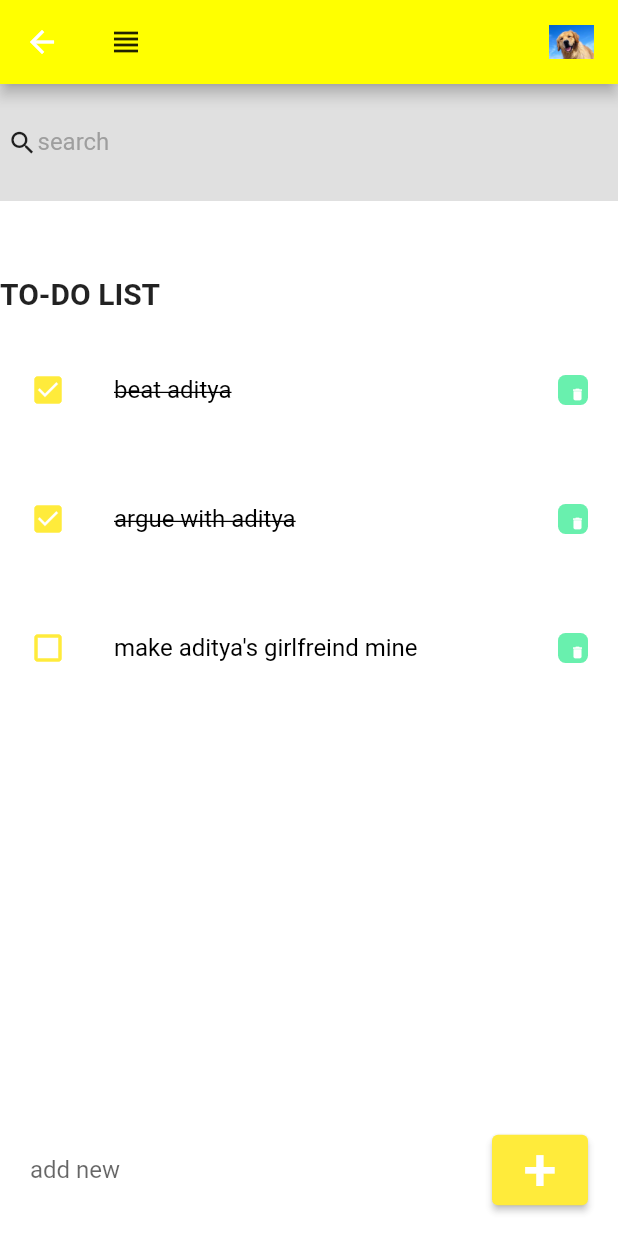
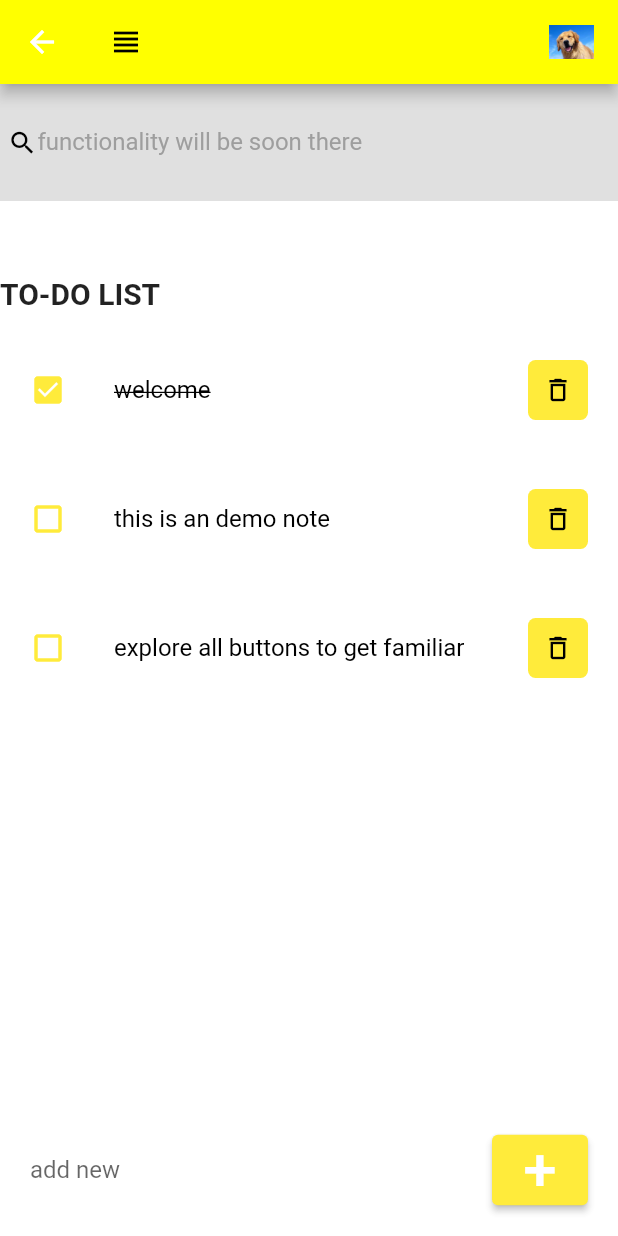
Before and after one commit to omkark12/OIBSIP-ToDo-App, a Flutter app: the screen it shows after launch, after a tap on "login", on a phone screen of 412 x 824 dp. Run offline on Flutter 3.47's test engine with Material 2 defaults, Android fonts, the phone set to English and light mode, and no system bars.

Commit message:
functionalitydone

```diff
--- a/lib/Home.dart
+++ b/lib/Home.dart
@@ -1,5 +1,5 @@
 import 'package:flutter/material.dart';
-import 'package:todoapp/model/Todo.dart';
+
 import 'package:todoapp/model/todo.dart';
 import 'package:todoapp/widgets/todo_item.dart';
 
@@ -12,6 +12,8 @@ class Home extends StatefulWidget {
 
 class _HomeState extends State<Home> {
   final todoslist = Todo.todolist();
+  List<Todo> foundtodo = [];
+  final todocontroller = TextEditingController();
 
   @override
   Widget build(BuildContext context) {
@@ -24,7 +26,7 @@ class _HomeState extends State<Home> {
           children: [
             Icon(
               Icons.view_headline_sharp,
-              color: Colors.black87,
+              color: Colors.black,
             ),
             Container(
               height: 40,
@@ -32,8 +34,7 @@ class _HomeState extends State<Home> {
               child: ClipRect(
                 child: Image.asset("img/dog.jpeg"),
               ),
-              decoration:
-                  BoxDecoration(borderRadius: BorderRadius.circular(20)),
+              decoration: BoxDecoration(borderRadius: BorderRadius.circular(5)),
             ),
           ],
         ),
@@ -51,7 +52,7 @@ class _HomeState extends State<Home> {
                         contentPadding: EdgeInsets.zero,
                         prefixIcon: Icon(
                           Icons.search,
-                          color: Colors.black87,
+                          color: Colors.black,
                           size: 20,
                         ),
                         prefixIconConstraints: BoxConstraints(
@@ -59,7 +60,7 @@ class _HomeState extends State<Home> {
                           maxWidth: 20,
                         ),
                         border: InputBorder.none,
-                        hintText: 'search',
+                        hintText: 'functionality will be soon there',
                         hintStyle: TextStyle(
                           color: Colors.grey,
                         )),
@@ -101,6 +102,7 @@ class _HomeState extends State<Home> {
                     color: Colors.white30,
                   ),
                   child: TextField(
+                    controller: todocontroller,
                     decoration: InputDecoration(
                         hintText: "add new ", border: InputBorder.none),
                   ),
@@ -118,7 +120,9 @@ class _HomeState extends State<Home> {
                         fontSize: 40,
                       ),
                     ),
-                    onPressed: () {},
+                    onPressed: () {
+                      addtodo(todocontroller.text);
+                    },
                     style: ElevatedButton.styleFrom(primary: Colors.yellow),
                   )),
             ]),
@@ -129,6 +133,7 @@ class _HomeState extends State<Home> {
   }
 
   void handletodo(Todo todo) {
+    setState(() {});
     todo.isdone = !todo.isdone;
   }
 
@@ -137,4 +142,22 @@ class _HomeState extends State<Home> {
       todoslist.removeWhere((item) => item.id == id);
     });
   }
+
+  void addtodo(String toDo) {
+    setState(() {
+      todoslist.add(
+        Todo(
+            id: DateTime.now().millisecondsSinceEpoch.toString(),
+            todotext: toDo),
+      );
+    });
+    todocontroller.clear();
+  }
+
+  void filter(String enteredkey) {
+    List<Todo> results = [];
+    if (enteredkey.isEmpty) {
+      results = todoslist;
+    }
+  }
 }
--- a/lib/loginpage.dart
+++ b/lib/loginpage.dart
@@ -67,7 +67,7 @@ class welcomescreen extends StatelessWidget {
                   SizedBox(width: 15),
                   Icon(
                     Icons.login,
-                    color: Colors.white,
+                    color: Colors.black,
                   ),
                 ],
               ),
--- a/lib/model/todo.dart
+++ b/lib/model/todo.dart
@@ -10,11 +10,14 @@ class Todo {
   });
   static List<Todo> todolist() {
     return [
-      Todo(id: "01", todotext: "beat aditya", isdone: true),
-      Todo(id: "02", todotext: "argue with aditya", isdone: true),
+      Todo(id: "01", todotext: "welcome", isdone: true),
+      Todo(
+        id: "02",
+        todotext: "this is an demo note",
+      ),
       Todo(
         id: "03",
-        todotext: "make aditya's girlfreind mine",
+        todotext: "explore all buttons to get familiar",
       ),
     ];
   }
--- a/lib/widgets/todo_item.dart
+++ b/lib/widgets/todo_item.dart
@@ -1,12 +1,12 @@
 import 'package:flutter/cupertino.dart';
 import 'package:flutter/material.dart';
 
-import '../model/Todo.dart';
 import '../model/todo.dart';
 
 class todoitem extends StatelessWidget {
   final Todo todo;
   final onTodochanged;
+
   final deleteitem;
   const todoitem(
       {Key? key,
@@ -40,16 +40,20 @@ class todoitem extends StatelessWidget {
               decoration: todo.isdone ? TextDecoration.lineThrough : null),
         ),
         trailing: Container(
-          height: 20,
-          width: 20,
+          height: 40,
+          width: 40,
           decoration: BoxDecoration(
-            color: Colors.greenAccent,
+            color: Colors.yellow,
             borderRadius: BorderRadius.circular(5),
           ),
           child: IconButton(
             color: Colors.white,
             iconSize: 10,
-            icon: Icon(Icons.delete),
+            icon: Icon(
+              Icons.delete_outlined,
+              size: 20,
+              color: Colors.black,
+            ),
             onPressed: () {
               deleteitem(todo.id);
             },
```
Also changed, not shown: 5 other files.
